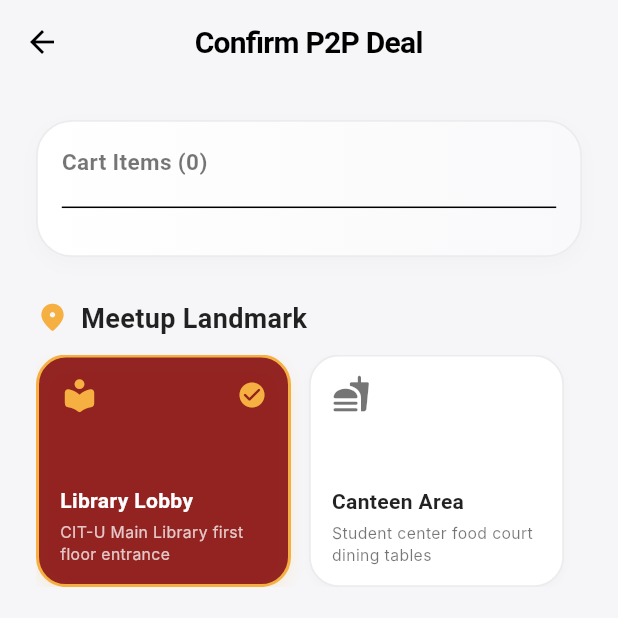
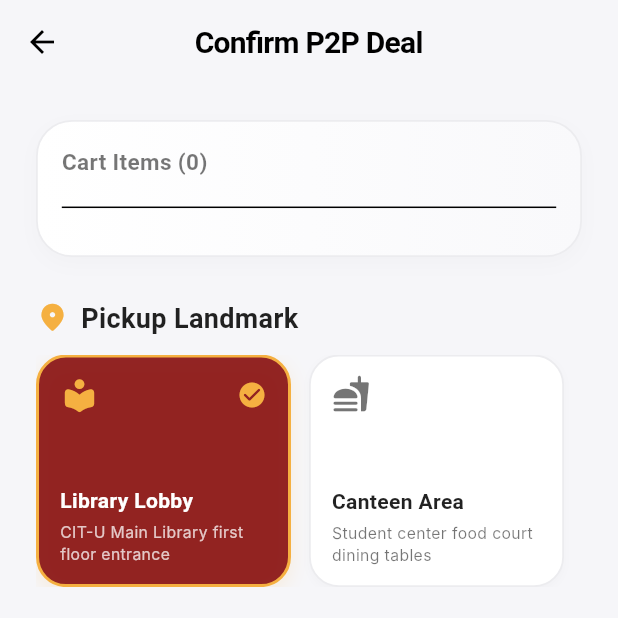
Before and after one commit to VeryLuckyMe/TeknoyCart, a Flutter app: the CheckoutView screen opened directly, on a phone screen of 412 x 824 dp, the top half of it. Run offline on Flutter 3.47's test engine with Material 3 defaults, Android fonts, the phone set to English and light mode, and no system bars; our stand-ins replace cached_network_image, flutter_riverpod, image_picker, supabase_flutter; missing offline and left inert: dart:html; accounts and stored records are empty; network calls fail; Roboto replaces fonts that are missing (Inter, Outfit).

Commit message:
style: update Meetup Landmark section title to Pickup Landmark on checkout view

```diff
--- a/lib/features/checkout/views/checkout_view.dart
+++ b/lib/features/checkout/views/checkout_view.dart
@@ -901,7 +901,7 @@ class _CheckoutViewState extends ConsumerState<CheckoutView> {
                   const Icon(Icons.location_on_rounded, color: TeknoyTheme.citGold, size: 22),
                   const SizedBox(width: 8),
                   Text(
-                    'Meetup Landmark',
+                    'Pickup Landmark',
                     style: TextStyle(
                       fontFamily: 'Outfit',
                       fontSize: 18,
```
